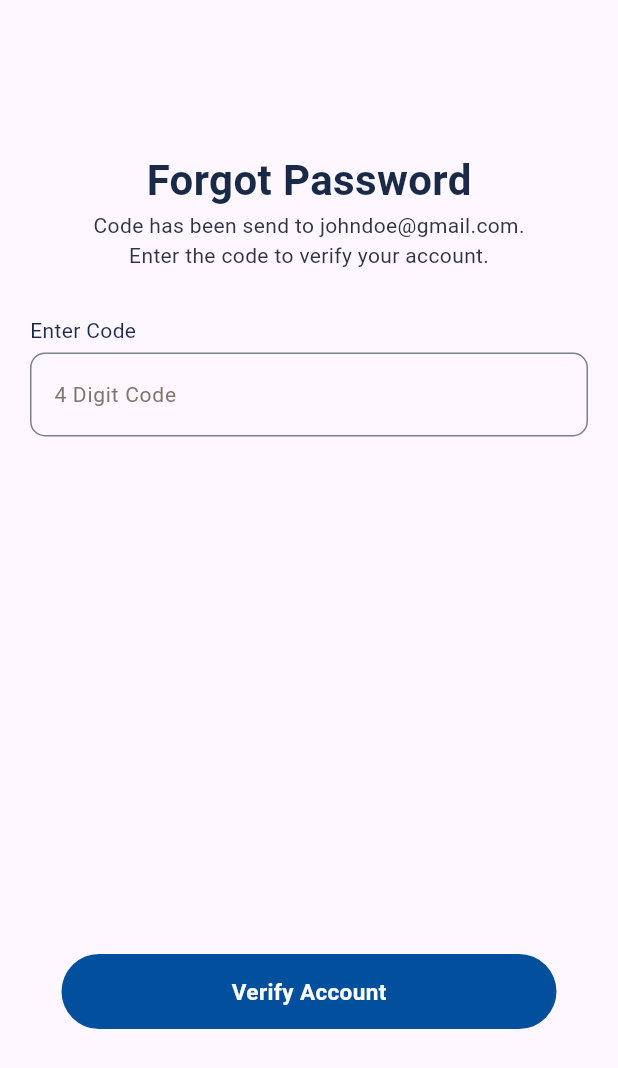
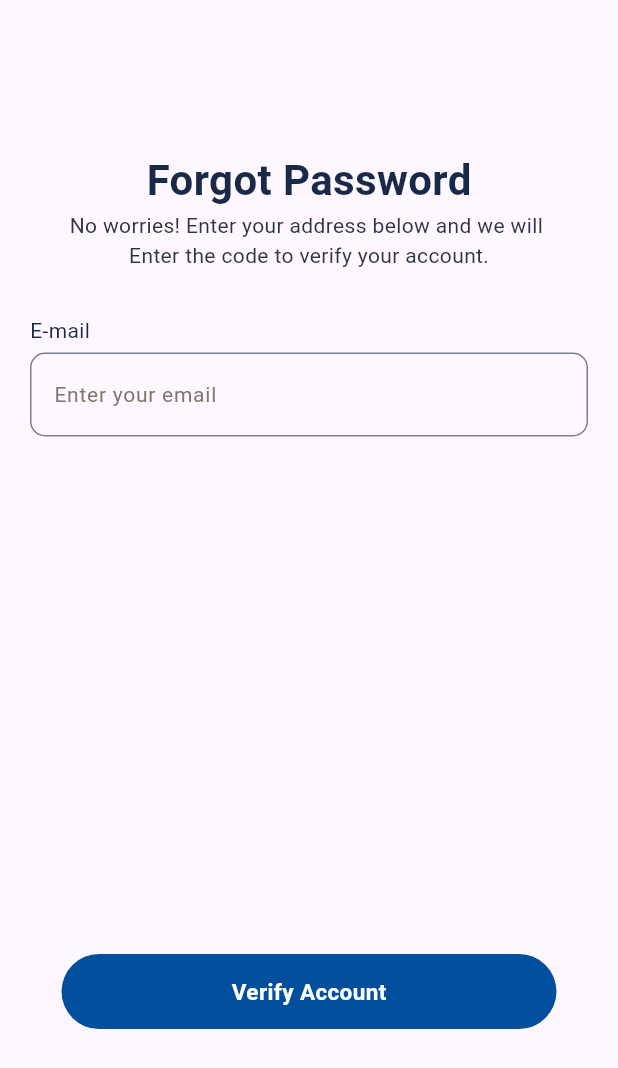
Before and after one commit to rifatalam26/plumber_tech, a Flutter app: the screen it shows after launch, on a phone screen of 412 x 824 dp. Shown: the top 1068 px of the screen. Run offline on Flutter 3.47's test engine with Material 3 defaults, Android fonts, the phone set to English and light mode, and no system bars.

Commit message:
forgot_password_screen.dart

```diff
--- a/lib/View/Customer Registration Screen/forgot_password_screen.dart
+++ b/lib/View/Customer Registration Screen/forgot_password_screen.dart
@@ -26,7 +26,7 @@ class _ForgotPasswordScreenState extends State<ForgotPasswordScreen> {
                     color: Color(0xff192A48)),
               ),
               const Text(
-                "Code has been send to johndoe@gmail.com.",
+                "No worries! Enter your address below and we will ",
                 style: TextStyle(fontSize: 14, color: Color(0xff2D3444)),
               ),
               const Text(
@@ -42,7 +42,7 @@ class _ForgotPasswordScreenState extends State<ForgotPasswordScreen> {
                     width: 20,
                   ),
                   Text(
-                    "Enter Code",
+                    "E-mail",
                     style: TextStyle(fontSize: 14, color: Color(0xff192A48)),
                   ),
                 ],
@@ -54,7 +54,7 @@ class _ForgotPasswordScreenState extends State<ForgotPasswordScreen> {
                 padding: EdgeInsets.only(left: 20, right: 20),
                 child: TextField(
                   decoration: InputDecoration(
-                    hintText: "4 Digit Code",
+                    hintText: "Enter your email",
                     hintStyle:
                     TextStyle(color: Color(0xff7F756B), fontSize: 14),
                     enabledBorder: OutlineInputBorder(
```
